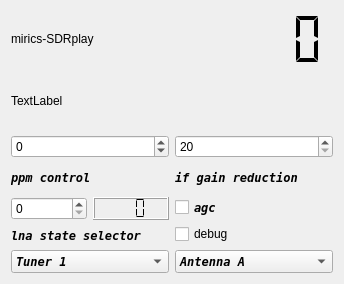
JvanKatwijk/sdr-j-fm, file devices/sdrplay-handler/sdrplay-widget.ui: the form before one commit.
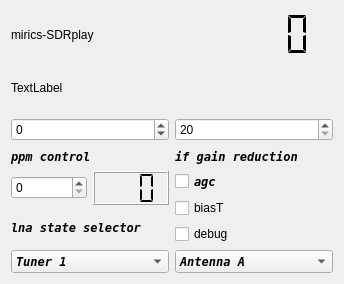
The form after the commit.

Diff of the .ui file:
```diff
--- a/devices/sdrplay-handler/sdrplay-widget.ui
+++ b/devices/sdrplay-handler/sdrplay-widget.ui
@@ -167,6 +167,13 @@
          </property>
         </widget>
        </item>
+       <item>
+        <widget class="QCheckBox" name="biasT_selector">
+         <property name="text">
+          <string>biasT</string>
+         </property>
+        </widget>
+       </item>
        <item>
         <widget class="QCheckBox" name="debugControl">
          <property name="text">
```
